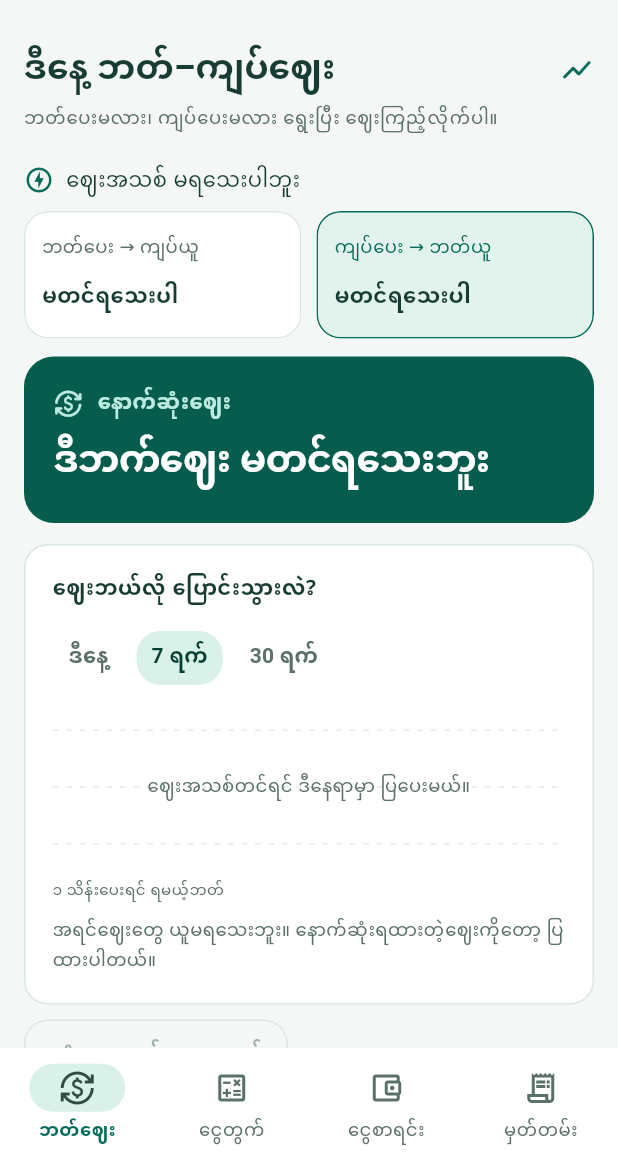
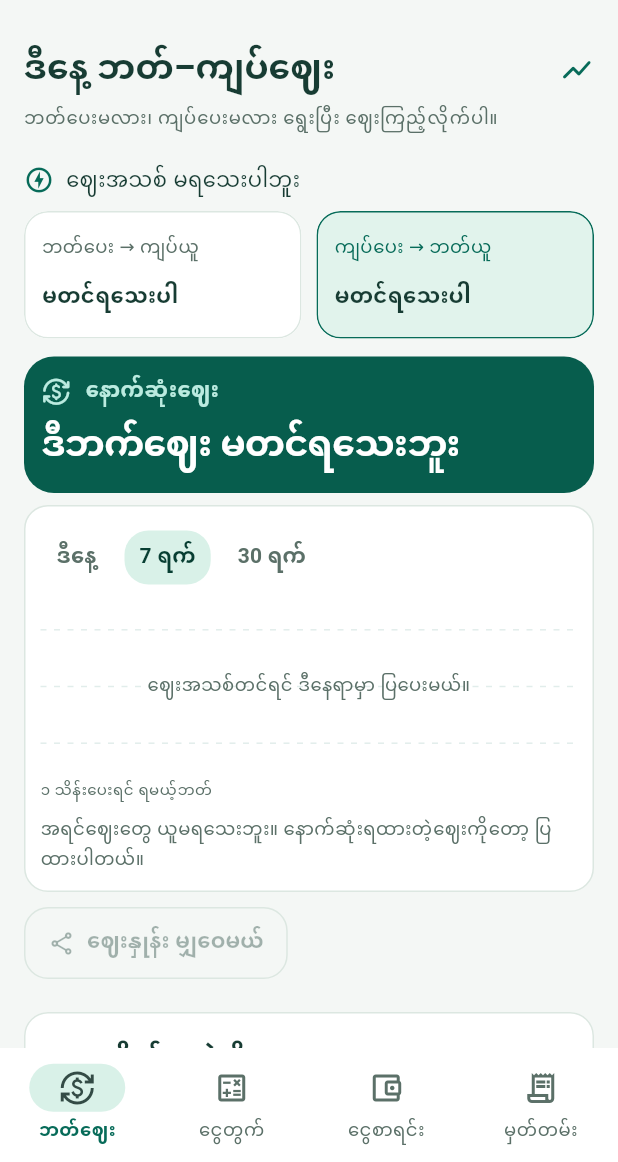
Before and after one commit to sharedbyatt-maker/thai-helper-app, a Flutter app: the screen it shows after launch, after a tap on "ကျပ်ပေး → ဘတ်ယူ", on a phone screen of 412 x 824 dp, the part 74-1236 px from its top. Run offline on Flutter 3.47's test engine with Material 3 defaults, Android fonts, the light colour scheme and no system bars; our stand-ins replace package_info_plus, share_plus, shared_preferences, web; missing offline and left inert: dart:js_interop, file_selector; network calls fail; Roboto replaces fonts that are missing (Noto Sans Myanmar).

Commit message:
Keep the split chart compact and preserve Material ink in the grouped form

```diff
--- a/flutter_app/lib/exchange/exchange_home.dart
+++ b/flutter_app/lib/exchange/exchange_home.dart
@@ -1046,7 +1046,7 @@ class _ExchangeHomeState extends State<ExchangeHome>
             borderRadius: BorderRadius.circular(20),
             border: Border.all(color: Theme.of(context).colorScheme.outlineVariant),
           ),
-          child: Column(crossAxisAlignment: CrossAxisAlignment.stretch, children: [
+          child: Material(type: MaterialType.transparency, child: Column(crossAxisAlignment: CrossAxisAlignment.stretch, children: [
         directionPicker(),
         const SizedBox(height: 16),
         SegmentedButton<bool>(
@@ -1161,7 +1161,7 @@ class _ExchangeHomeState extends State<ExchangeHome>
             ),
           ),
         ),
-          ]),
+          ])),
         ),
         const SizedBox(height: 10),
         if (calcError != null &&
--- a/flutter_app/lib/exchange/trend_card.dart
+++ b/flutter_app/lib/exchange/trend_card.dart
@@ -72,14 +72,14 @@ class _TrendCardState extends State<TrendCard> {
         crossAxisAlignment: CrossAxisAlignment.stretch,
         children: [
           Container(
-            padding: const EdgeInsets.all(20),
+            padding: EdgeInsets.all(compact ? 12 : 20),
             decoration: BoxDecoration(color: const Color(0xff075d4d), borderRadius: BorderRadius.circular(20)),
             child: DefaultTextStyle(
               style: Theme.of(context).textTheme.bodyMedium!.copyWith(color: Colors.white),
               child: Column(crossAxisAlignment: CrossAxisAlignment.start, children: [
               Wrap(
                 spacing: 10,
-                runSpacing: 8,
+                runSpacing: compact ? 4 : 8,
                 crossAxisAlignment: WrapCrossAlignment.center,
                 children: [
                   const Icon(
@@ -101,18 +101,18 @@ class _TrendCardState extends State<TrendCard> {
                     ),
                 ],
               ),
-              SizedBox(height: compact ? 8 : 16),
+              SizedBox(height: compact ? 6 : 16),
               Text(
                 q == null ? 'ဒီဘက်ဈေး မတင်ရသေးဘူး' : uiRateLabel(context, q),
                 style: TextStyle(
-                  fontSize: compact ? 25 : 31,
+                  fontSize: compact ? 24 : 31,
                   fontWeight: FontWeight.w700,
                   height: 1.6,
                   letterSpacing: -.3,
                 ),
               ),
               if (q != null) ...[
-                const SizedBox(height: 8),
+                SizedBox(height: compact ? 4 : 8),
                 Text(
                   uiPerBahtLabel(context, q),
                   key: const ValueKey('per_baht_equivalent'),
@@ -129,7 +129,7 @@ class _TrendCardState extends State<TrendCard> {
                     style: const TextStyle(color: pale, fontSize: 13),
                   ),
                 ],
-                const SizedBox(height: 6),
+                SizedBox(height: compact ? 4 : 6),
                 Text(
                   '${compact ? '' : 'နောက်ဆုံးစစ်ချိန် '}${bangkokLabel(q.observedAt)}',
                   style: const TextStyle(color: pale, fontSize: 12),
@@ -145,7 +145,7 @@ class _TrendCardState extends State<TrendCard> {
               ],
               if (q != null)
                 Padding(
-                  padding: EdgeInsets.only(top: compact ? 12 : 18),
+                  padding: EdgeInsets.only(top: compact ? 8 : 18),
                   child: FilledButton.icon(
                     onPressed: () => widget.onCalculate(q),
                     style: FilledButton.styleFrom(
@@ -215,16 +215,16 @@ class _TrendCardState extends State<TrendCard> {
               ]),
             ),
           ),
-          const SizedBox(height: 14),
+          SizedBox(height: compact ? 8 : 14),
           Container(
-            padding: const EdgeInsets.all(18),
+            padding: EdgeInsets.all(compact ? 10 : 18),
             decoration: BoxDecoration(color: colors.surface, borderRadius: BorderRadius.circular(16),
               border: Border.all(color: colors.outlineVariant)),
             child: DefaultTextStyle(
               style: Theme.of(context).textTheme.bodyMedium!.copyWith(color: colors.onSurface),
               child: Column(crossAxisAlignment: CrossAxisAlignment.start, children: [
 
-              ...[
+              if (!compact) ...[
                 const Text(
                   'ဈေးဘယ်လို ပြောင်းသွားလဲ?',
                   style: TextStyle(fontWeight: FontWeight.w600, fontSize: 14),
```
